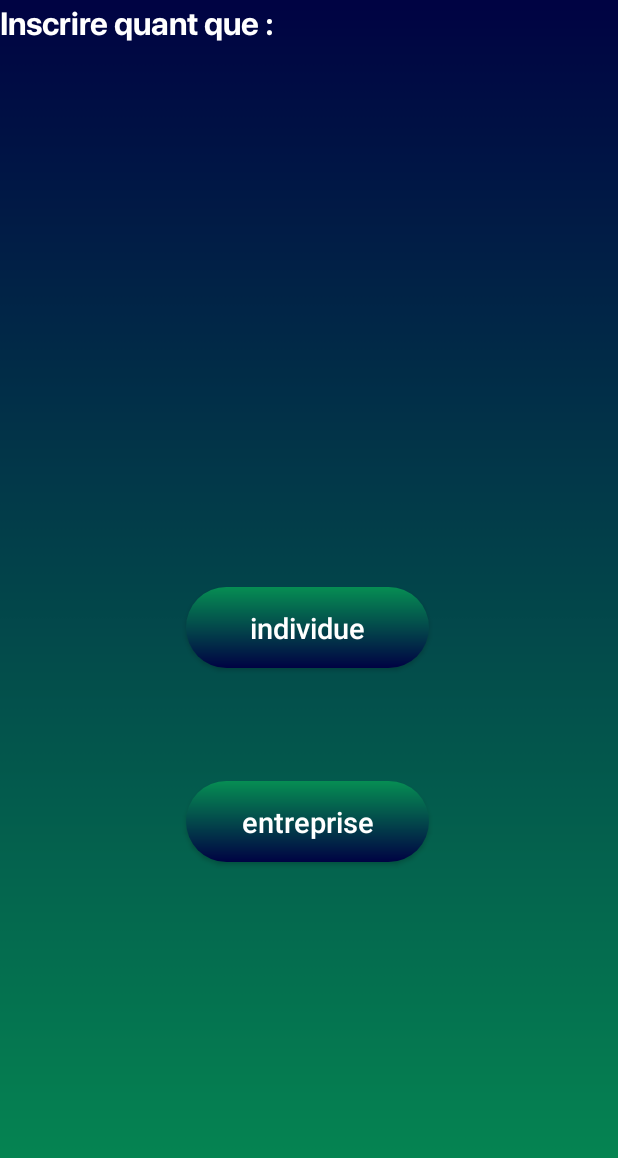
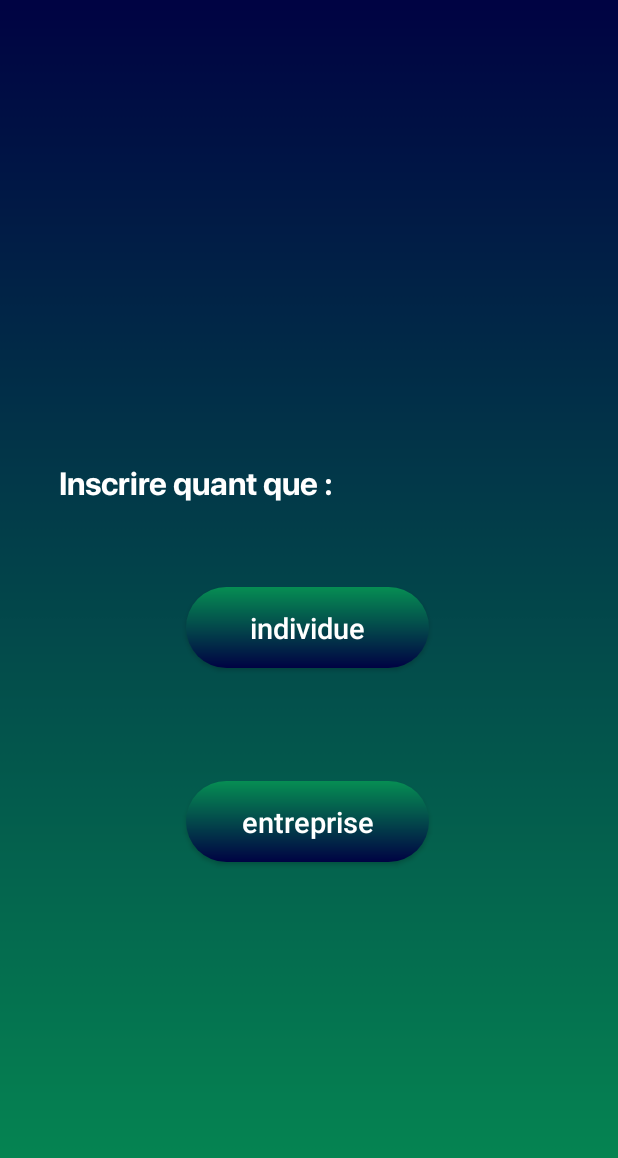
Before and after one commit to chahrazed29/Alpha1, an Android app: the IndEntActivity screen opened directly, with no data from a screen before it, on a phone screen of 412 x 824 dp. Shown: the top 1158 px of the screen. Run offline under Robolectric (Android 15) with nearby library versions, the phone set to English and light mode, and no system bars.

Commit message:
Modified MainActivity

```diff
--- a/app/src/main/res/layout/activity_ind_ent.xml
+++ b/app/src/main/res/layout/activity_ind_ent.xml
@@ -48,6 +48,10 @@
         android:text="Inscrire quant que :"
         android:textColor="@color/white"
         android:textSize="21dp"
-        tools:layout_editor_absoluteX="58dp"
-        tools:layout_editor_absoluteY="256dp" />
+        app:layout_constraintBottom_toTopOf="@+id/buttonInd"
+        app:layout_constraintEnd_toEndOf="parent"
+        app:layout_constraintHorizontal_bias="0.171"
+        app:layout_constraintStart_toStartOf="parent"
+        app:layout_constraintTop_toTopOf="parent"
+        app:layout_constraintVertical_bias="0.848" />
 </androidx.constraintlayout.widget.ConstraintLayout>
--- a/app/src/main/res/layout/activity_main.xml
+++ b/app/src/main/res/layout/activity_main.xml
@@ -63,7 +63,7 @@
         android:layout_height="wrap_content"
         android:layout_marginBottom="440dp"
         android:alpha="0.6"
-        android:fontFamily=""
+        android:fontFamily="@font/lightitalic"
         android:text="C'est un plaisir de vous revoir"
         android:textColor="@color/white"
         android:textSize="16sp"
```
Also changed, not shown: app/src/main/java/com/example/alpha/LoginActivity.java (+16 -0 lines), app/src/main/java/com/example/alpha/MainActivity.java (+23 -0 lines).
